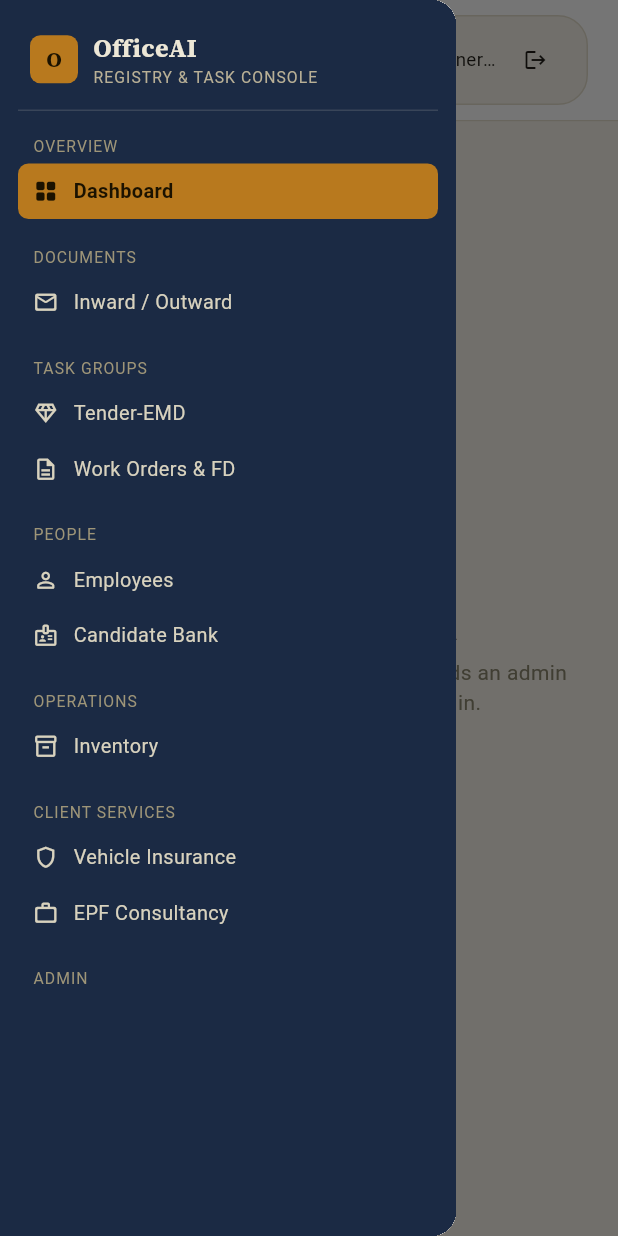
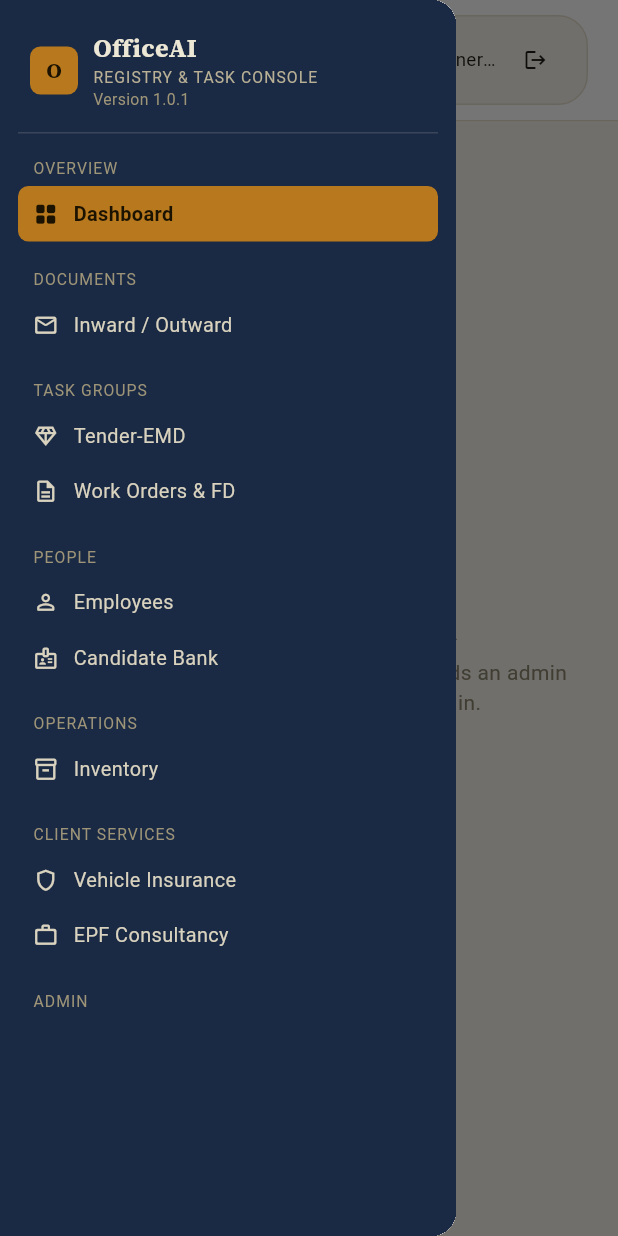
Before and after one commit to shivhegde/AiOffice, a Flutter app: the screen it shows once a user with an empty profile is signed in, with the side drawer open, on a phone screen of 412 x 824 dp. Run offline on Flutter 3.47's test engine with Material 3 defaults, Android fonts, the phone set to English and light mode, and no system bars; our stand-ins replace cloud_firestore, file_picker, firebase_auth, firebase_core, firebase_storage, flutter_riverpod and 6 more; missing offline and left inert: desktop_drop; accounts and stored records are empty.

Commit message:
Show app version in sidebar for all users
Co-Authored-By: Claude Opus 5.5 <noreply@anthropic.com>

```diff
--- a/lib/shared/widgets/sidebar_nav.dart
+++ b/lib/shared/widgets/sidebar_nav.dart
@@ -5,6 +5,7 @@ import '../../app/theme/app_colors.dart';
 import '../../app/theme/app_text_theme.dart';
 import '../../core/constants/roles.dart';
 import '../../features/users/application/user_providers.dart';
+import '../../features/version_gate/application/version_gate_providers.dart';
 import '../models/nav_entry.dart';
 
 /// Prototype's `.sidebar` — grouped nav matching the IA in
@@ -65,6 +66,7 @@ class SidebarNav extends ConsumerWidget {
   Widget build(BuildContext context, WidgetRef ref) {
     final colors = context.appColors;
     final role = ref.watch(effectiveRoleProvider);
+    final version = ref.watch(currentAppVersionProvider).value;
 
     return Container(
       width: 240,
@@ -97,6 +99,8 @@ class SidebarNav extends ConsumerWidget {
                           'REGISTRY & TASK CONSOLE',
                           style: const TextStyle(fontSize: 10.5, letterSpacing: 0.7, color: Color(0xFFB9B096)),
                         ),
+                        if (version != null)
+                          Text('Version $version', style: const TextStyle(fontSize: 10.5, color: Color(0xFF9E9578))),
                       ],
                     ),
                   ),
```
